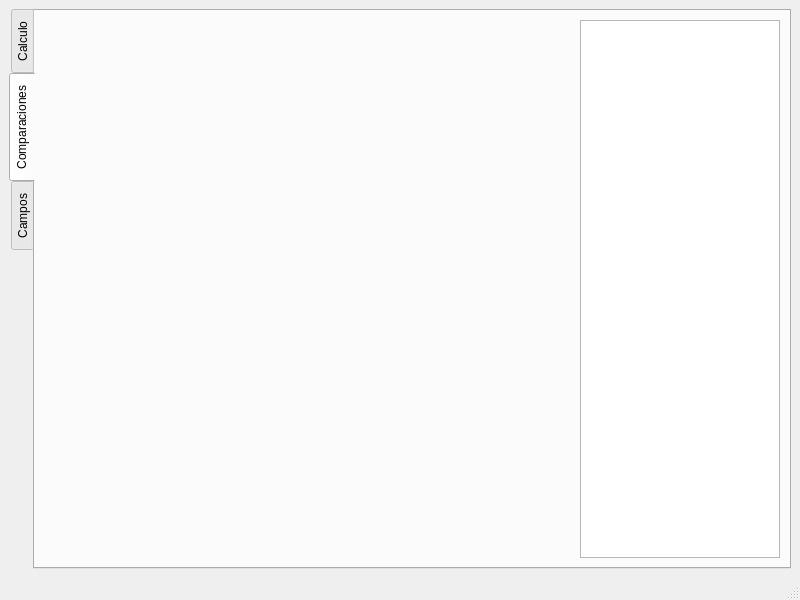
First picture: the form in src/designer/main_application.ui, repository fer90/taller3-tpfinal, before the edit.
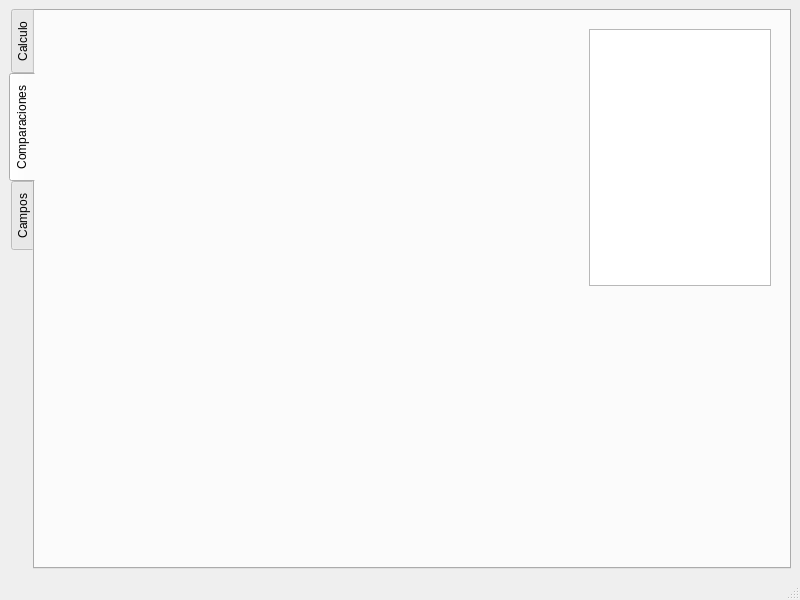
Second picture: the form after the edit. The open tabs and pages were chosen to show the change.

```diff
--- a/src/designer/main_application.ui
+++ b/src/designer/main_application.ui
@@ -93,11 +93,22 @@
        <attribute name="title">
         <string>Comparaciones</string>
        </attribute>
-       <layout class="QGridLayout" name="gridLayout">
-        <item row="0" column="1">
-         <widget class="QListWidget" name="saved_calculation_list">
+       <layout class="QHBoxLayout" name="horizontalLayout_4">
+        <item>
+         <widget class="QWidget" name="matplot_container" native="true">
           <property name="sizePolicy">
-           <sizepolicy hsizetype="Maximum" vsizetype="Expanding">
+           <sizepolicy hsizetype="MinimumExpanding" vsizetype="Preferred">
+            <horstretch>0</horstretch>
+            <verstretch>0</verstretch>
+           </sizepolicy>
+          </property>
+          <layout class="QVBoxLayout" name="verticalLayout"/>
+         </widget>
+        </item>
+        <item>
+         <widget class="QWidget" name="saved_calculation_container" native="true">
+          <property name="sizePolicy">
+           <sizepolicy hsizetype="MinimumExpanding" vsizetype="Preferred">
             <horstretch>0</horstretch>
             <verstretch>0</verstretch>
            </sizepolicy>
@@ -108,17 +119,27 @@
             <height>16777215</height>
            </size>
           </property>
-         </widget>
-        </item>
-        <item row="0" column="0">
-         <widget class="QWidget" name="matplot_container" native="true">
-          <property name="sizePolicy">
-           <sizepolicy hsizetype="Expanding" vsizetype="Preferred">
-            <horstretch>0</horstretch>
-            <verstretch>0</verstretch>
-           </sizepolicy>
-          </property>
-          <layout class="QVBoxLayout" name="verticalLayout"/>
+          <layout class="QVBoxLayout" name="verticalLayout_6">
+           <item>
+            <widget class="QListView" name="saved_calculation_list">
+             <property name="sizePolicy">
+              <sizepolicy hsizetype="Maximum" vsizetype="Maximum">
+               <horstretch>0</horstretch>
+               <verstretch>0</verstretch>
+              </sizepolicy>
+             </property>
+             <property name="maximumSize">
+              <size>
+               <width>200</width>
+               <height>400</height>
+              </size>
+             </property>
+            </widget>
+           </item>
+           <item>
+            <widget class="QWidget" name="saved_calculation_info" native="true"/>
+           </item>
+          </layout>
          </widget>
         </item>
        </layout>
```
Left out of the diff: 2 changed lines with no effect on the pictures.
